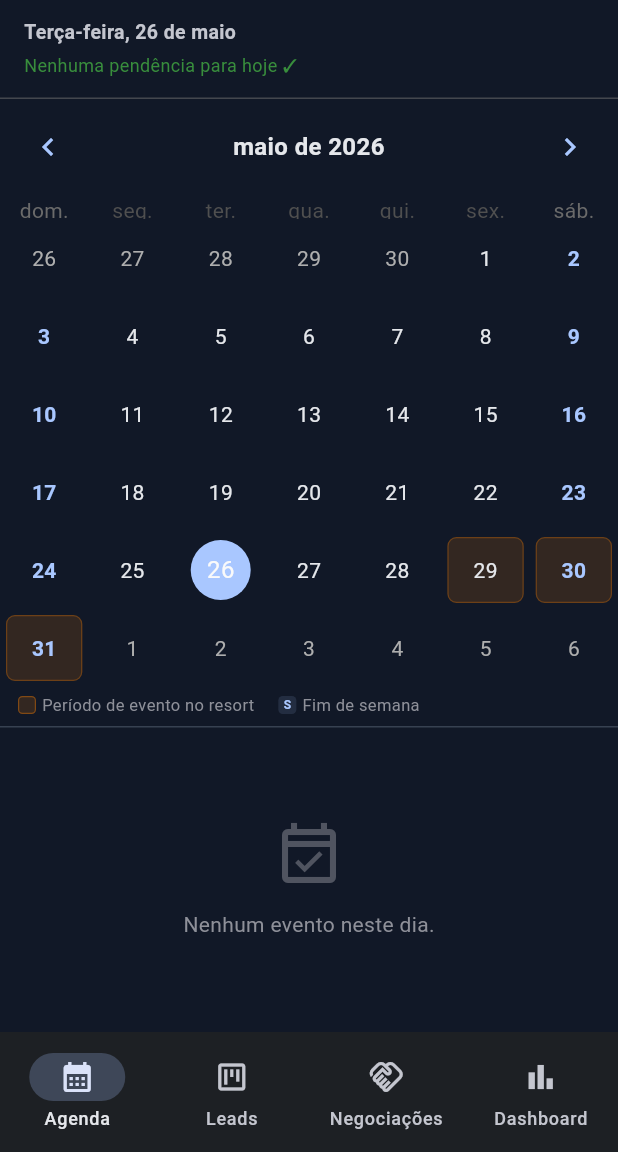
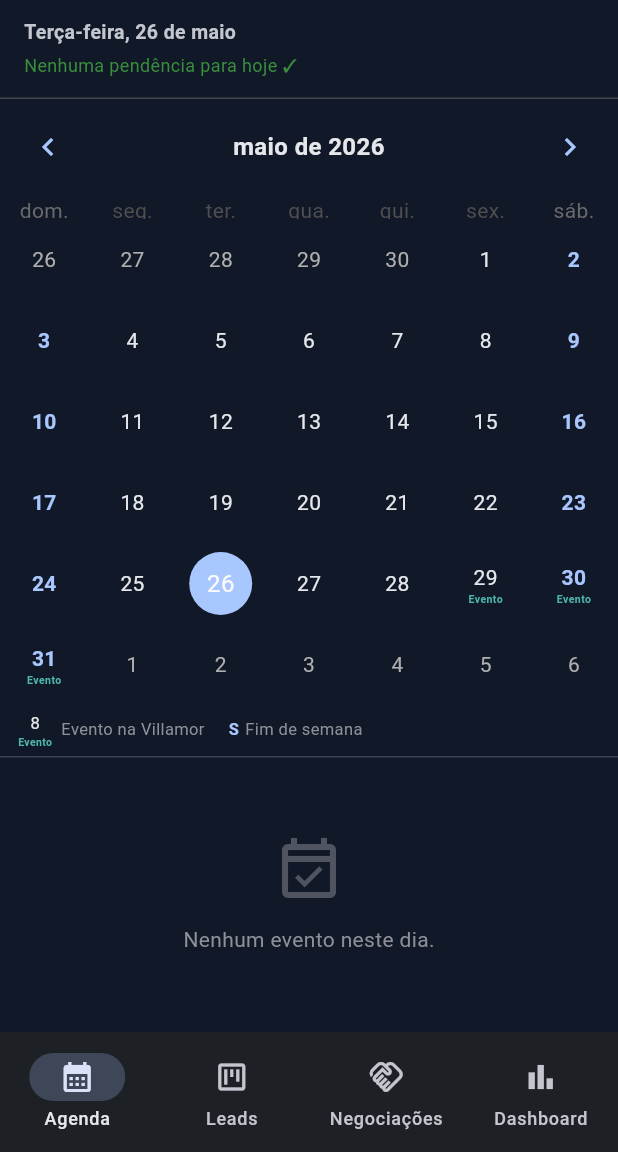
Before and after one commit to JeffHenriqueM/crm-pessoal, a Flutter app: the screen it shows once a user with an empty profile is signed in, on a phone screen of 412 x 824 dp, the part 84-1236 px from its top. Run offline on Flutter 3.47's test engine with Material 3 defaults, Android fonts, the phone set to English and light mode, and no system bars; drawn by our look-alikes of table_calendar; our stand-ins replace cloud_firestore, firebase_auth, firebase_core, firebase_messaging, fl_chart, font_awesome_flutter and 4 more; missing offline and left inert: add_2_calendar; accounts and stored records are empty.

Commit message:
fix: agenda — eventos da Villamor sem fundo laranja, label sutil 'Evento'
- Remove o fundo laranja pesado dos dias de evento
- Substitui por texto minúsculo 'Evento' em teal suave (#4DB6AC) abaixo do número
- rowHeight: 54 para acomodar o label sem sobreposição
- Legenda atualizada: amostra visual com número + 'Evento', texto 'Evento na Villamor'
- Dias que são fim de semana + evento combinam: número em primary + label teal

Co-Authored-By: Claude Sonnet 4.6 <noreply@anthropic.com>

```diff
--- a/lib/widgets/aba_agenda.dart
+++ b/lib/widgets/aba_agenda.dart
@@ -135,10 +135,12 @@ class _AbaAgendaState extends State<AbaAgenda> {
     }
   }
 
+  // Cor do label "Evento" — teal suave, lê bem no dark e no light
+  static const _eventoLabelColor = Color(0xFF4DB6AC);
+
   @override
   Widget build(BuildContext context) {
     final cs = Theme.of(context).colorScheme;
-    final eventoColor = Colors.orange.shade700;
 
     return Column(
       children: [
@@ -150,38 +152,40 @@ class _AbaAgendaState extends State<AbaAgenda> {
           selectedDayPredicate: (day) => isSameDay(_selectedDay, day),
           onDaySelected: _onDaySelected,
           eventLoader: _getEventsForDay,
+          rowHeight: 54, // espaço extra para o label "Evento"
           calendarBuilders: CalendarBuilders(
-            // ── Destaque especial: fins de semana + eventos do resort ──────
+            // ── Destaque: fins de semana (primary) + eventos (label teal) ──
             defaultBuilder: (context, day, focusedDay) {
               final isWeekend = day.weekday == DateTime.saturday ||
                   day.weekday == DateTime.sunday;
               final isEvento = _isEventoResort(day);
 
-              // Dia comum sem nada especial → renderização padrão
               if (!isWeekend && !isEvento) return null;
 
-              return Container(
-                margin: const EdgeInsets.all(4),
-                decoration: isEvento
-                    ? BoxDecoration(
-                        color: eventoColor.withValues(alpha: 0.15),
-                        borderRadius: BorderRadius.circular(6),
-                        border: Border.all(
-                          color: eventoColor.withValues(alpha: 0.3),
-                          width: 0.8,
-                        ),
-                      )
-                    : null,
-                child: Center(
-                  child: Text(
+              return Column(
+                mainAxisAlignment: MainAxisAlignment.center,
+                children: [
+                  Text(
                     '${day.day}',
                     style: TextStyle(
                       color: isWeekend ? cs.primary : cs.onSurface,
                       fontWeight:
                           isWeekend ? FontWeight.w700 : FontWeight.normal,
+                      fontSize: 14,
                     ),
                   ),
-                ),
+                  if (isEvento)
+                    Text(
+                      'Evento',
+                      style: const TextStyle(
+                        fontSize: 7,
+                        color: _eventoLabelColor,
+                        fontWeight: FontWeight.w700,
+                        height: 1.2,
+                        letterSpacing: 0.3,
+                      ),
+                    ),
+                ],
               );
             },
 
@@ -253,38 +257,32 @@ class _AbaAgendaState extends State<AbaAgenda> {
           padding: const EdgeInsets.fromLTRB(12, 4, 12, 6),
           child: Row(
             children: [
-              Container(
-                width: 12,
-                height: 12,
-                decoration: BoxDecoration(
-                  color: eventoColor.withValues(alpha: 0.15),
-                  borderRadius: BorderRadius.circular(3),
-                  border: Border.all(
-                      color: eventoColor.withValues(alpha: 0.4), width: 0.8),
-                ),
+              // Amostra: número + "Evento" como aparece no calendário
+              Column(
+                mainAxisSize: MainAxisSize.min,
+                children: [
+                  Text('8',
+                      style: TextStyle(fontSize: 11, color: cs.onSurface)),
+                  const Text('Evento',
+                      style: TextStyle(
+                          fontSize: 7,
+                          color: _eventoLabelColor,
+                          fontWeight: FontWeight.w700,
+                          height: 1.2)),
+                ],
               ),
-              const SizedBox(width: 4),
+              const SizedBox(width: 6),
               Text(
-                'Período de evento no resort',
+                'Evento na Villamor',
                 style: TextStyle(fontSize: 11, color: cs.outline),
               ),
               const SizedBox(width: 16),
-              Container(
-                width: 12,
-                height: 12,
-                decoration: BoxDecoration(
-                  color: cs.primary.withValues(alpha: 0.12),
-                  borderRadius: BorderRadius.circular(3),
-                ),
-                child: Center(
-                  child: Text(
-                    'S',
-                    style: TextStyle(
-                        fontSize: 8,
-                        color: cs.primary,
-                        fontWeight: FontWeight.w700),
-                  ),
-                ),
+              Text(
+                'S',
+                style: TextStyle(
+                    fontSize: 11,
+                    color: cs.primary,
+                    fontWeight: FontWeight.w700),
               ),
               const SizedBox(width: 4),
               Text(
```
